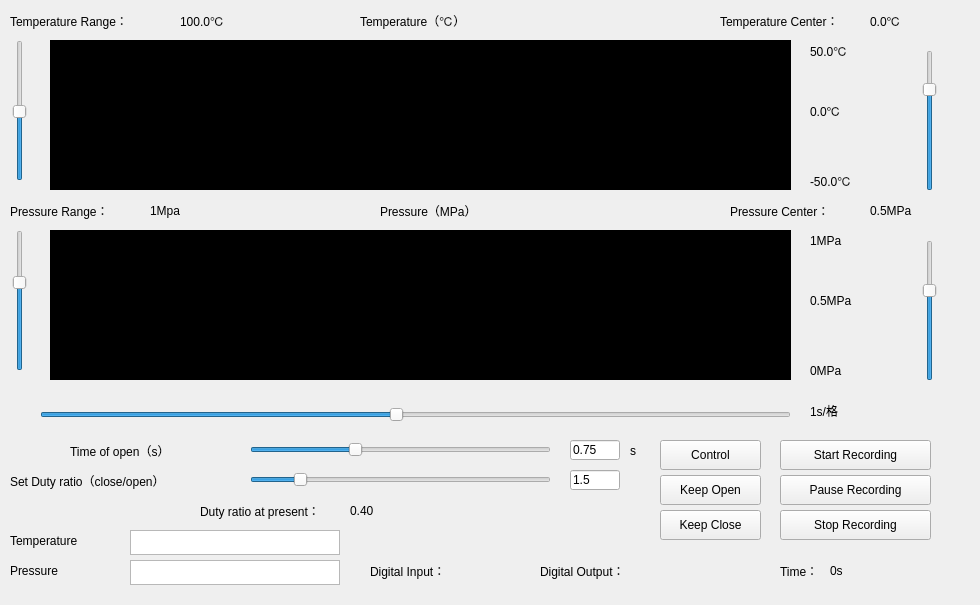
Qt form UnderGraduate/Control/control.ui (looklucas/Control) before a commit.
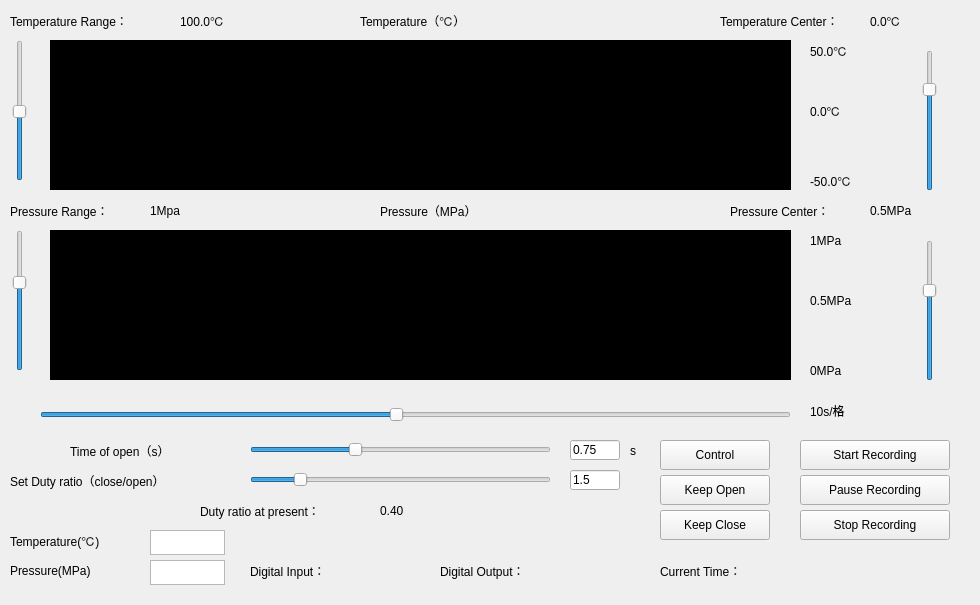
The same form after that commit.

What changed in the file:
```diff
--- a/UnderGraduate/Control/control.ui
+++ b/UnderGraduate/Control/control.ui
@@ -45,7 +45,7 @@
    <widget class="QLabel" name="lbl_status">
     <property name="geometry">
      <rect>
-      <x>540</x>
+      <x>440</x>
       <y>560</y>
       <width>121</width>
       <height>21</height>
@@ -61,9 +61,9 @@
    <widget class="QPushButton" name="btn_temp_end">
     <property name="geometry">
      <rect>
-      <x>780</x>
+      <x>800</x>
       <y>510</y>
-      <width>151</width>
+      <width>150</width>
       <height>30</height>
      </rect>
     </property>
@@ -101,7 +101,7 @@
      <rect>
       <x>70</x>
       <y>440</y>
-      <width>111</width>
+      <width>161</width>
       <height>21</height>
      </rect>
     </property>
@@ -152,7 +152,7 @@
      <rect>
       <x>660</x>
       <y>440</y>
-      <width>101</width>
+      <width>110</width>
       <height>30</height>
      </rect>
     </property>
@@ -166,7 +166,7 @@
    <widget class="QLabel" name="lbl_status_pic">
     <property name="geometry">
      <rect>
-      <x>680</x>
+      <x>580</x>
       <y>550</y>
       <width>28</width>
       <height>28</height>
@@ -206,7 +206,7 @@
      <rect>
       <x>810</x>
       <y>40</y>
-      <width>61</width>
+      <width>101</width>
       <height>21</height>
      </rect>
     </property>
@@ -283,7 +283,7 @@
    <widget class="QLabel" name="lbl_ratio_present">
     <property name="geometry">
      <rect>
-      <x>350</x>
+      <x>380</x>
       <y>500</y>
       <width>71</width>
       <height>21</height>
@@ -301,7 +301,7 @@
      <rect>
       <x>660</x>
       <y>475</y>
-      <width>101</width>
+      <width>110</width>
       <height>30</height>
      </rect>
     </property>
@@ -317,7 +317,7 @@
      <rect>
       <x>810</x>
       <y>400</y>
-      <width>61</width>
+      <width>101</width>
       <height>21</height>
      </rect>
     </property>
@@ -325,7 +325,7 @@
      <string notr="true">font: 10pt &quot;微软雅黑&quot;;</string>
     </property>
     <property name="text">
-     <string>1s/格</string>
+     <string>10s/格</string>
     </property>
    </widget>
    <widget class="QLabel" name="lbl_center">
@@ -363,9 +363,9 @@
    <widget class="QPushButton" name="btn_temp_pause">
     <property name="geometry">
      <rect>
-      <x>780</x>
+      <x>800</x>
       <y>475</y>
-      <width>151</width>
+      <width>150</width>
       <height>30</height>
      </rect>
     </property>
@@ -395,9 +395,9 @@
    <widget class="QPushButton" name="btn_temp_start">
     <property name="geometry">
      <rect>
-      <x>780</x>
+      <x>800</x>
       <y>440</y>
-      <width>151</width>
+      <width>150</width>
       <height>30</height>
      </rect>
     </property>
@@ -413,7 +413,7 @@
      <rect>
       <x>200</x>
       <y>500</y>
-      <width>141</width>
+      <width>181</width>
       <height>21</height>
      </rect>
     </property>
@@ -470,7 +470,7 @@
      <rect>
       <x>810</x>
       <y>170</y>
-      <width>61</width>
+      <width>101</width>
       <height>21</height>
      </rect>
     </property>
@@ -489,7 +489,7 @@
      <rect>
       <x>660</x>
       <y>510</y>
-      <width>101</width>
+      <width>110</width>
       <height>30</height>
      </rect>
     </property>
@@ -505,7 +505,7 @@
      <rect>
       <x>810</x>
       <y>100</y>
-      <width>61</width>
+      <width>91</width>
       <height>21</height>
      </rect>
     </property>
@@ -522,9 +522,9 @@
    <widget class="QLabel" name="lbl_time0">
     <property name="geometry">
      <rect>
-      <x>780</x>
+      <x>660</x>
       <y>560</y>
-      <width>41</width>
+      <width>121</width>
       <height>21</height>
      </rect>
     </property>
@@ -532,15 +532,15 @@
      <string notr="true">font: 10pt &quot;微软雅黑&quot;;</string>
     </property>
     <property name="text">
-     <string>Time：</string>
+     <string>Current Time：</string>
     </property>
    </widget>
    <widget class="QLabel" name="lbl_time">
     <property name="geometry">
      <rect>
-      <x>830</x>
+      <x>780</x>
       <y>560</y>
-      <width>51</width>
+      <width>121</width>
       <height>21</height>
      </rect>
     </property>
@@ -548,15 +548,15 @@
      <string notr="true">font: 10pt &quot;微软雅黑&quot;;</string>
     </property>
     <property name="text">
-     <string>0s</string>
+     <string/>
     </property>
    </widget>
    <widget class="QListWidget" name="listWidget">
     <property name="geometry">
      <rect>
-      <x>130</x>
+      <x>150</x>
       <y>530</y>
-      <width>210</width>
+      <width>75</width>
       <height>25</height>
      </rect>
     </property>
@@ -581,7 +581,7 @@
      <rect>
       <x>10</x>
       <y>525</y>
-      <width>111</width>
+      <width>141</width>
       <height>31</height>
      </rect>
     </property>
@@ -589,7 +589,7 @@
      <string notr="true">font: 10pt &quot;微软雅黑&quot;;</string>
     </property>
     <property name="text">
-     <string>Temperature</string>
+     <string>Temperature(℃)</string>
     </property>
     <property name="alignment">
      <set>Qt::AlignLeading|Qt::AlignLeft|Qt::AlignVCenter</set>
@@ -617,7 +617,7 @@
    <widget class="QLabel" name="lbl_di">
     <property name="geometry">
      <rect>
-      <x>370</x>
+      <x>250</x>
       <y>560</y>
       <width>111</width>
       <height>21</height>
@@ -633,7 +633,7 @@
    <widget class="QLabel" name="lbl_di_pic">
     <property name="geometry">
      <rect>
-      <x>480</x>
+      <x>360</x>
       <y>550</y>
       <width>28</width>
       <height>28</height>
@@ -673,7 +673,7 @@
      <rect>
       <x>810</x>
       <y>230</y>
-      <width>61</width>
+      <width>81</width>
       <height>21</height>
      </rect>
     </property>
@@ -790,7 +790,7 @@
      <rect>
       <x>810</x>
       <y>360</y>
-      <width>61</width>
+      <width>91</width>
       <height>21</height>
      </rect>
     </property>
@@ -828,7 +828,7 @@
      <rect>
       <x>870</x>
       <y>200</y>
-      <width>81</width>
+      <width>91</width>
       <height>21</height>
      </rect>
     </property>
@@ -844,7 +844,7 @@
      <rect>
       <x>810</x>
       <y>290</y>
-      <width>61</width>
+      <width>91</width>
       <height>21</height>
      </rect>
     </property>
@@ -861,9 +861,9 @@
    <widget class="QListWidget" name="listWidget_2">
     <property name="geometry">
      <rect>
-      <x>130</x>
+      <x>150</x>
       <y>560</y>
-      <width>210</width>
+      <width>75</width>
       <height>25</height>
      </rect>
     </property>
@@ -888,7 +888,7 @@
      <rect>
       <x>10</x>
       <y>555</y>
-      <width>71</width>
+      <width>141</width>
       <height>31</height>
      </rect>
     </property>
@@ -896,7 +896,7 @@
      <string notr="true">font: 10pt &quot;微软雅黑&quot;;</string>
     </property>
     <property name="text">
-     <string>Pressure</string>
+     <string>Pressure(MPa)</string>
     </property>
     <property name="alignment">
      <set>Qt::AlignLeading|Qt::AlignLeft|Qt::AlignVCenter</set>
```
Left out of the diff: 6 changed lines with no effect on the pictures.
